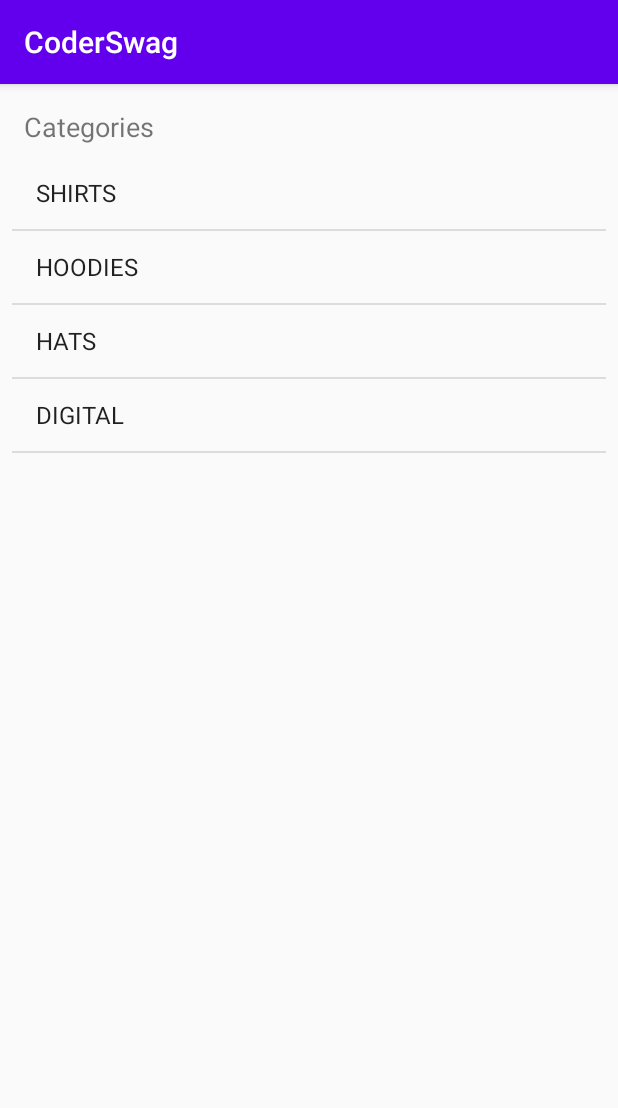
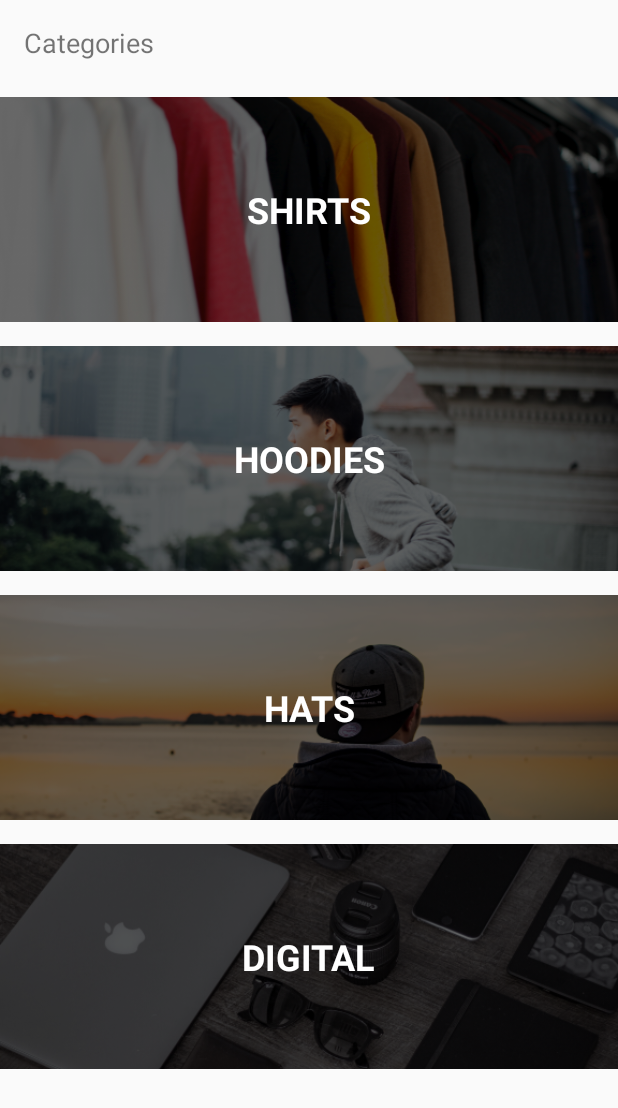
Before and after one commit to mulangukm/CoderSwag, an Android app: the screen it shows after launch (MainActivity), on a phone screen of 412 x 824 dp. Shown: the top 1108 px of the screen. Run offline under Robolectric (Android 15) with nearby library versions, the phone set to English and light mode, and no system bars.

Commit message:
lesson-03: created ViewHolder

```diff
--- /dev/null
+++ b/app/src/main/java/com/example/coderswag/adapters/CategoryAdapter.kt
@@ -0,0 +1,59 @@
+package com.example.coderswag.adapters
+
+import android.content.Context
+import android.view.LayoutInflater
+import android.view.View
+import android.view.ViewGroup
+import android.widget.BaseAdapter
+import android.widget.ImageView
+import android.widget.TextView
+import com.example.coderswag.R
+import com.example.coderswag.model.Category
+
+class CategoryAdapter(context: Context, categories: List<Category>) : BaseAdapter() {
+
+    val context = context
+    val categories = categories
+
+    override fun getCount(): Int {
+        return categories.count()
+    }
+
+    override fun getItem(position: Int): Any {
+        return categories[position]
+    }
+
+    override fun getItemId(position: Int): Long {
+        return 0
+    }
+
+    override fun getView(position: Int, convertView: View?, parent: ViewGroup?): View {
+        val categoryView: View
+        val holder: ViewHolder
+
+        if (convertView == null) {
+            categoryView = LayoutInflater.from(context).inflate(R.layout.category_list_item, null)
+            holder = ViewHolder()
+            holder.categoryImage = categoryView.findViewById(R.id.categoryImage)
+            holder.categoryName = categoryView.findViewById(R.id.categoryName)
+            // println("I exist for the first time")
+            categoryView.tag = holder
+        } else {
+            holder = convertView.tag as ViewHolder
+            categoryView = convertView
+            // println("Go green recycle")
+            // reusing the views in holder view
+        }
+
+        val category = categories[position]
+        val resourceId = context.resources.getIdentifier(category.image, "drawable", context.packageName)
+        holder.categoryImage?.setImageResource(resourceId)
+        holder.categoryName?.text = category.title
+        return categoryView
+    }
+
+    private class ViewHolder {
+        var categoryImage: ImageView? = null
+        var categoryName: TextView? = null
+    }
+}
--- a/app/src/main/java/com/example/coderswag/controller/MainActivity.kt
+++ b/app/src/main/java/com/example/coderswag/controller/MainActivity.kt
@@ -4,21 +4,20 @@ import androidx.appcompat.app.AppCompatActivity
 import android.os.Bundle
 import android.widget.ArrayAdapter
 import com.example.coderswag.R
+import com.example.coderswag.adapters.CategoryAdapter
 import com.example.coderswag.model.Category
 import com.example.coderswag.services.DataService
 import kotlinx.android.synthetic.main.activity_main.*
 
 class MainActivity : AppCompatActivity() {
 
-    lateinit var adapter : ArrayAdapter<Category>
+    lateinit var adapter : CategoryAdapter
 
     override fun onCreate(savedInstanceState: Bundle?) {
         super.onCreate(savedInstanceState)
         setContentView(R.layout.activity_main)
 
-        adapter = ArrayAdapter(this,
-            android.R.layout.simple_list_item_1,
-            DataService.categories)
+        adapter = CategoryAdapter(this, DataService.categories)
         categoryListView.adapter = adapter
     }
 }
--- a/app/src/main/res/layout/activity_main.xml
+++ b/app/src/main/res/layout/activity_main.xml
@@ -21,15 +21,11 @@
         android:id="@+id/categoryListView"
         android:layout_width="0dp"
         android:layout_height="0dp"
-        android:layout_marginStart="8dp"
-        android:layout_marginLeft="8dp"
-        android:layout_marginTop="8dp"
-        android:layout_marginEnd="8dp"
-        android:layout_marginRight="8dp"
-        android:layout_marginBottom="8dp"
+        android:layout_marginTop="16dp"
         app:layout_constraintBottom_toBottomOf="parent"
         app:layout_constraintEnd_toEndOf="parent"
         app:layout_constraintStart_toStartOf="parent"
-        app:layout_constraintTop_toBottomOf="@+id/textView" />
+        app:layout_constraintTop_toBottomOf="@+id/textView"
+        android:divider="@null"/>
 
 </androidx.constraintlayout.widget.ConstraintLayout>
--- a/app/src/main/res/values/styles.xml
+++ b/app/src/main/res/values/styles.xml
@@ -1,6 +1,6 @@
 <resources>
     <!-- Base application theme. -->
-    <style name="AppTheme" parent="Theme.AppCompat.Light.DarkActionBar">
+    <style name="AppTheme" parent="Theme.AppCompat.Light.NoActionBar">
         <!-- Customize your theme here. -->
         <item name="colorPrimary">@color/colorPrimary</item>
         <item name="colorPrimaryDark">@color/colorPrimaryDark</item>
```
